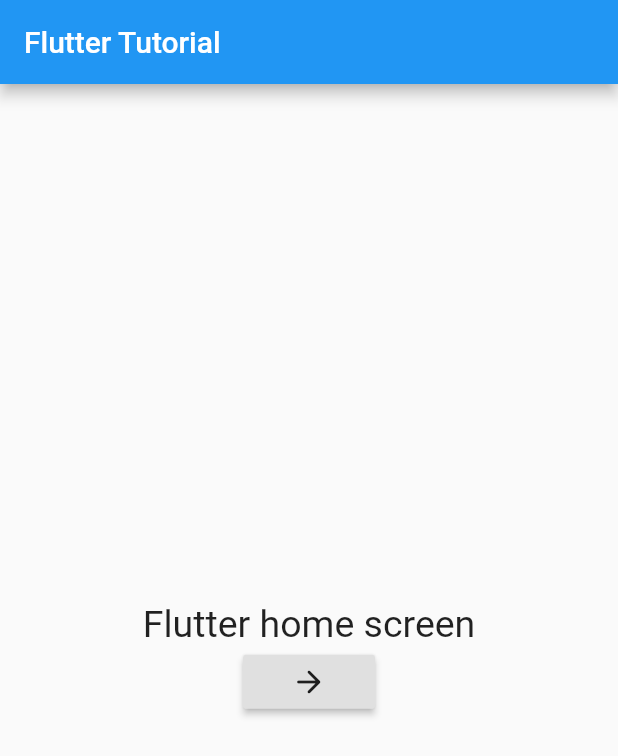
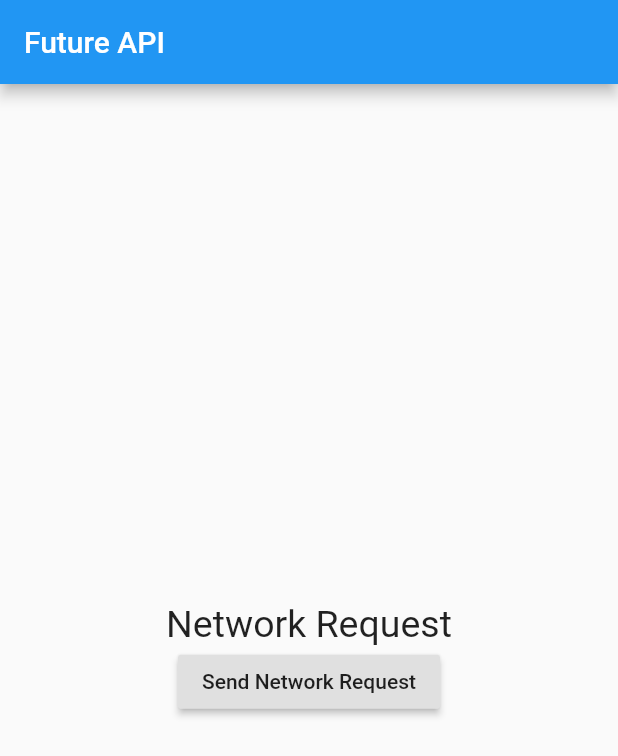
Before and after one commit to LahiruLakshan/Flutter-Tutorials, a Flutter app: the NetworkRequestState screen opened directly, after a tap on the "arrow back" icon, on a phone screen of 412 x 824 dp. Shown: the top 756 px of the screen. Run offline on Flutter 3.47's test engine with Material 2 defaults, Android fonts, the phone set to English and light mode, and no system bars.

Commit message:
learning Future API

```diff
--- a/lib/screens/asynchronous.dart
+++ b/lib/screens/asynchronous.dart
@@ -9,23 +9,24 @@ class NetworkRequestState extends StatefulWidget {
 
 class _NetworkRequestStateState extends State<NetworkRequestState> {
 
-  void getData() async{
+  Future<String> getData() async{
     String email = await Future.delayed(Duration(seconds: 3), (){
       return "lahiru@gmail.com";
     });
 
-    String bio = await Future.delayed(Duration(seconds: 2), (){
-      return "name: lahiru, age: 22";
-    });
+    return email;
 
-    print(email + " - " + bio);
   }
 
+  Future<void> getNetworkRequest() async {
+    print( await getData());
+  }
 
   @override
   void initState(){
     super.initState();
-    getData();
+    getNetworkRequest();
+    print("other code");
   }
 
   @override
--- a/lib/screens/home_page.dart
+++ b/lib/screens/home_page.dart
@@ -22,14 +22,14 @@ class _HomePageState extends State<HomePage> {
   Widget build(BuildContext context) {
     return Scaffold(
       appBar: AppBar(
-        title: Text("Flutter Tutorial"),
+        title: Text("Future API"),
       ),
       body: Center(
         child: Column(
           mainAxisAlignment: MainAxisAlignment.center,
           children: [
             Text(
-              "Flutter home screen",
+              "Network Request",
               style: TextStyle(fontSize: 25.0),
             ),
             RaisedButton(
@@ -41,7 +41,7 @@ class _HomePageState extends State<HomePage> {
 
                 // Navigator.of(context).pushNamed('/second');
               },
-              child: Icon(Icons.arrow_forward_rounded),
+              child: Text("Send Network Request"),
             ),
           ],
         ),
```
